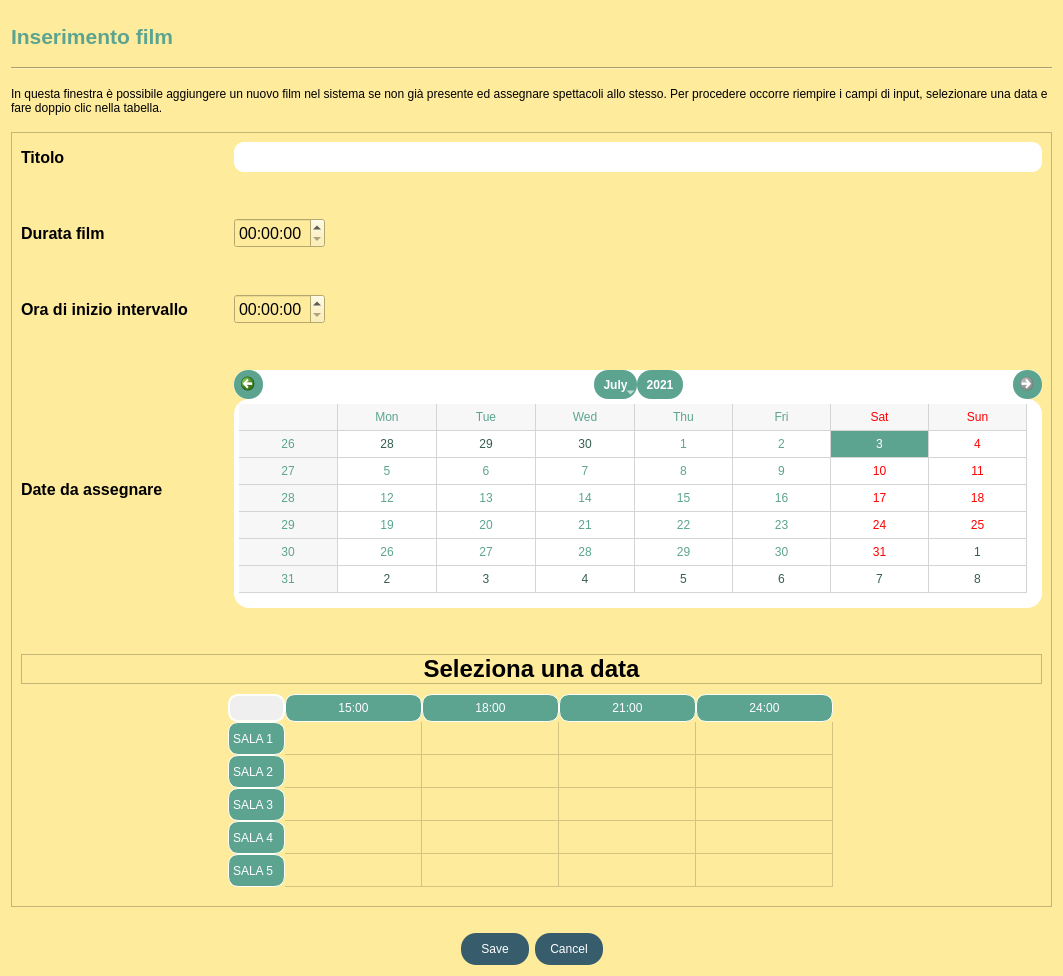
StracciaMatteo/GestioneCinema, file film/inserimentoFilm/view/InserisciFilm.ui: the form before one commit.
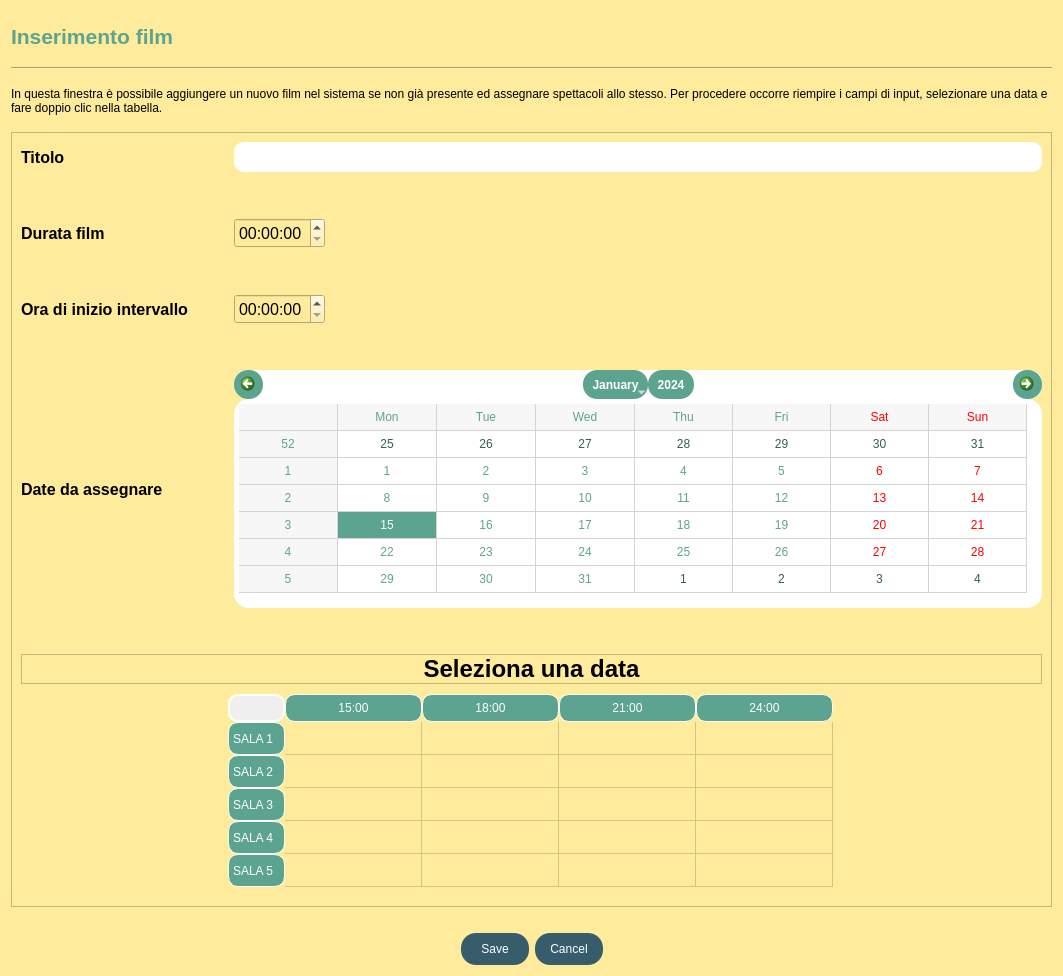
The form after the commit. Icons and pictures are not drawn.

Diff of the .ui file:
```diff
--- a/film/inserimentoFilm/view/InserisciFilm.ui
+++ b/film/inserimentoFilm/view/InserisciFilm.ui
@@ -395,20 +395,6 @@
            <property name="styleSheet">
             <string notr="true"/>
            </property>
-           <property name="minimumDate">
-            <date>
-             <year>2021</year>
-             <month>5</month>
-             <day>27</day>
-            </date>
-           </property>
-           <property name="maximumDate">
-            <date>
-             <year>2021</year>
-             <month>7</month>
-             <day>3</day>
-            </date>
-           </property>
            <property name="gridVisible">
             <bool>true</bool>
            </property>
```
